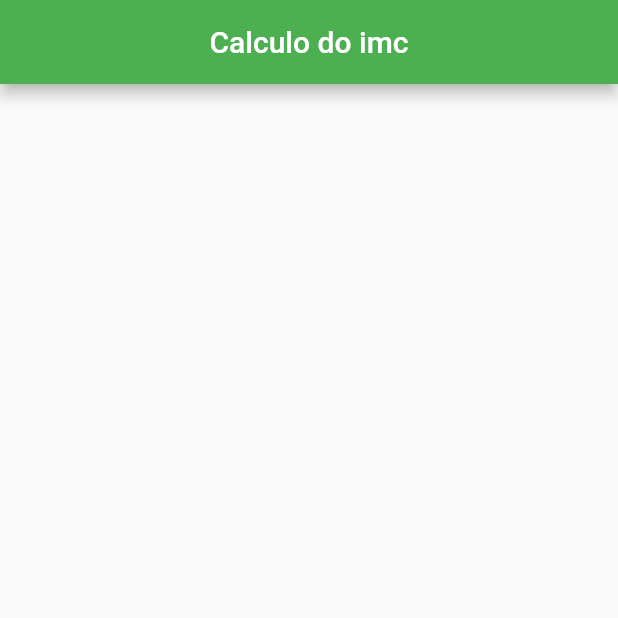
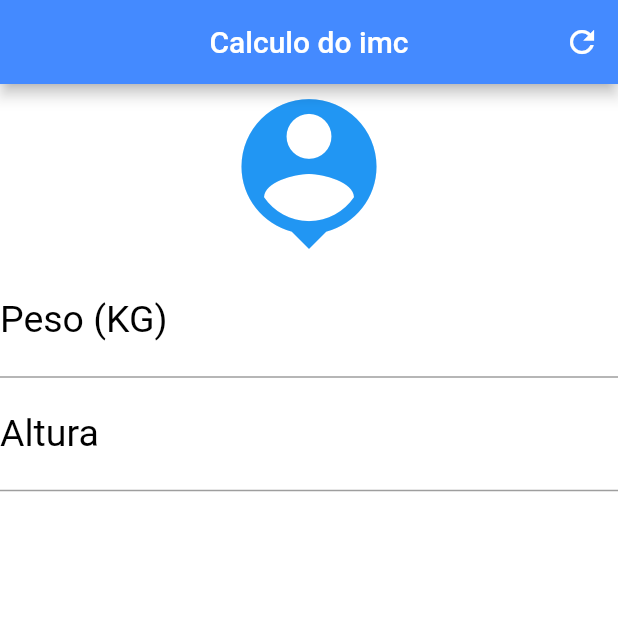
Before and after one commit to ThiagoMalcher/flutter_imc, a Flutter app: the screen it shows after launch, on a phone screen of 412 x 824 dp, the top half of it. Run offline on Flutter 3.47's test engine with Material 2 defaults, Android fonts, the phone set to English and light mode, and no system bars.

Commit message:
TextFild and Decoration.

```diff
--- a/lib/main.dart
+++ b/lib/main.dart
@@ -22,9 +22,36 @@ class _HomeState extends State<Home>
       appBar: AppBar(
         title: Text('Calculo do imc') ,
         centerTitle: true,
-        backgroundColor: Colors.green,
+        backgroundColor: Colors.blueAccent,
+        actions: <Widget>
+        [
+          IconButton(icon: Icon(Icons.refresh), onPressed: (){})
+        ],//Widget
       ),//appBar
-    );//title
+      backgroundColor: Colors.white,
+      body: Column(
+        crossAxisAlignment: CrossAxisAlignment.stretch, //Aline icon in center
+        children: <Widget>
+        [
+          Icon(Icons.person_pin, size:120.0, color: Colors.blue),
+          TextField(keyboardType: TextInputType.number,
+            decoration: InputDecoration(
+              labelText:"Peso (KG)",
+              labelStyle: TextStyle(color: Colors.black)
+            ),//InputDecoration
+            textAlign: TextAlign.center,
+            style: TextStyle(color: Colors.black, fontSize: 25.0),
+          ),//TextFild
+          TextField(keyboardType: TextInputType.number,
+            decoration: InputDecoration(
+              labelText: "Altura",
+              labelStyle: TextStyle(color: Colors.black)
+            ),//InputDecoration
+            textAlign: TextAlign.center,
+            style: TextStyle(color: Colors.black,fontSize: 25.0),
+          ),//TextFild
+        ],//widget
+      ),//collum
+    );//Scaffold
   }
-
 }
```
